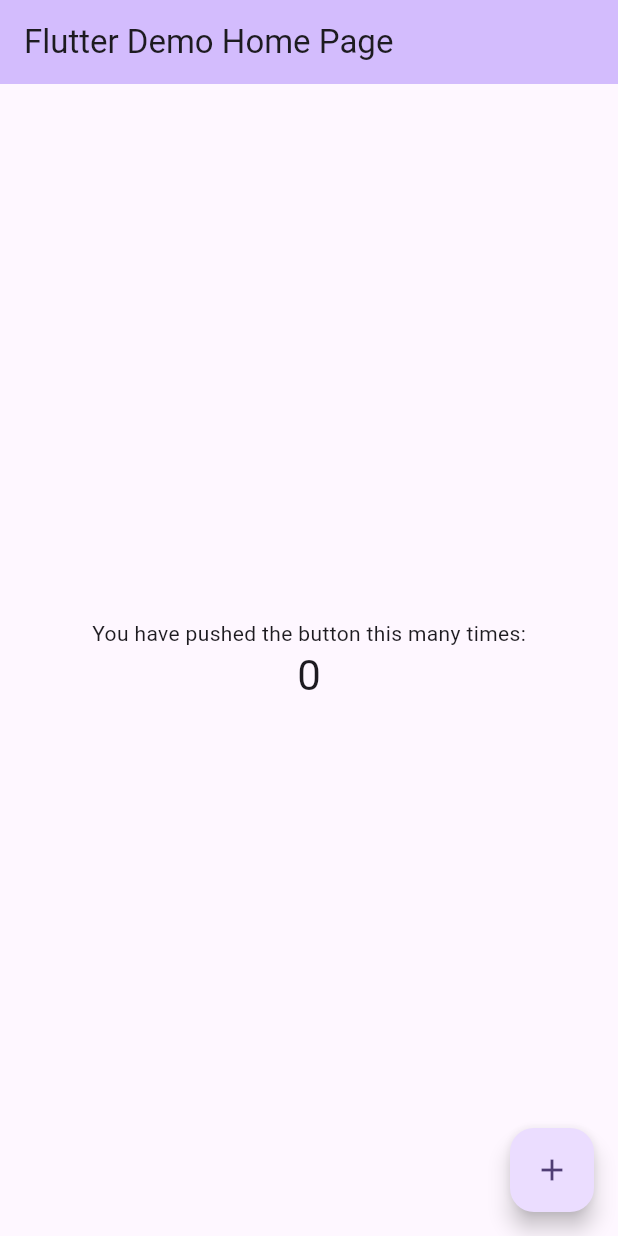
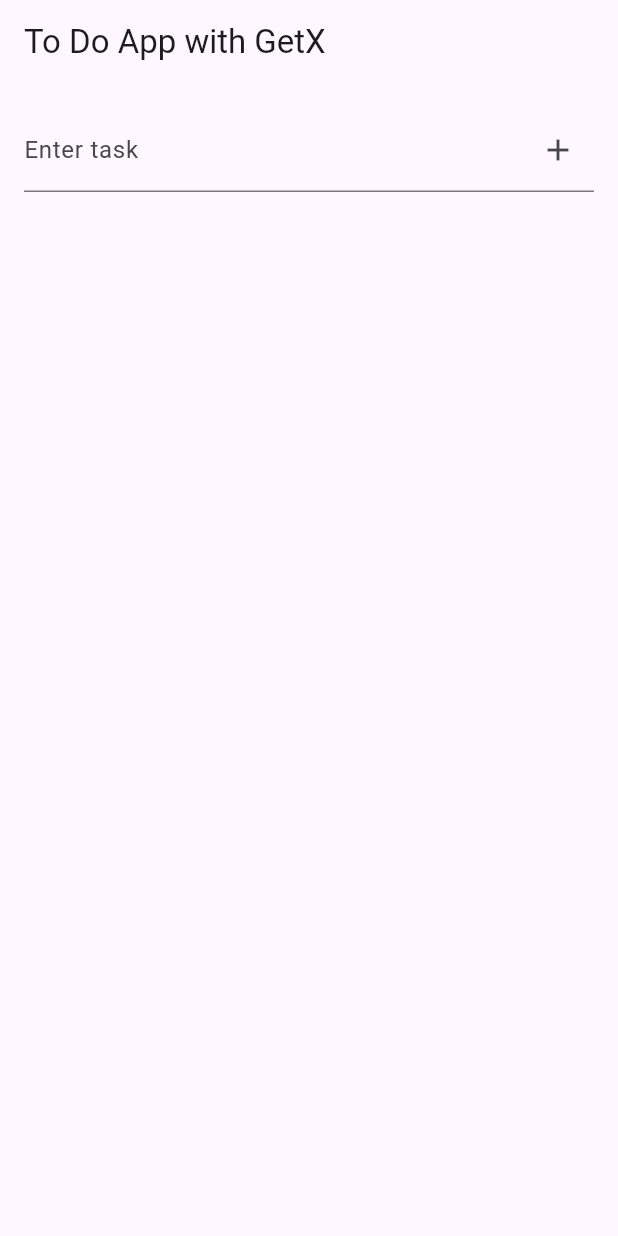
Before and after one commit to Saliou96/ToDoApp-Flutter, a Flutter app: the screen it shows after launch, on a phone screen of 412 x 824 dp. Run offline on Flutter 3.47's test engine with Material 3 defaults, Android fonts, the phone set to English and light mode, and no system bars; our stand-ins replace get.

```diff
--- /dev/null
+++ b/lib/bindings/task_binding.dart
@@ -0,0 +1,10 @@
+import 'package:get/get.dart';
+import 'package:todoapp/controllers/task_controller.dart';
+import 'package:todoapp/data/repositories/task_repository.dart';
+
+class TaskBinding extends Bindings {
+  @override
+  void dependencies() {
+    Get.lazyPut<TaskController>(() => TaskController(TaskRepository()));
+  }
+}
--- /dev/null
+++ b/lib/controllers/task_controller.dart
@@ -0,0 +1,36 @@
+import 'package:get/get.dart';
+import 'package:todoapp/data/models/task.dart';
+import 'package:todoapp/data/repositories/task_repository.dart';
+
+class TaskController extends GetxController {
+  final TaskRepository todoRepository;
+
+  TaskController(this.todoRepository);
+
+  var todos = <Task>[].obs; // Liste observable
+
+  @override
+  void onInit() {
+    todos.value = todoRepository.getTodos(); // Récupère la liste des tâches
+    super.onInit();
+  }
+
+  void addTodo(String title) {
+    if (title.isNotEmpty) {
+      var newTodo = Task(title: title);
+      todoRepository.addTodo(newTodo);
+      // todos.add(newTodo);
+    }
+  }
+
+  void removeTodoAt(int index) {
+    todoRepository.removeTodoAt(index);
+    // todos.removeAt(index);
+  }
+
+  void toggleTodoComplete(int index) {
+    todoRepository.toggleTodoComplete(index);
+    todos[index].isCompleted = !todos[index].isCompleted;
+    todos.refresh(); // Rafraîchir la liste des tâches
+  }
+}
--- /dev/null
+++ b/lib/data/models/task.dart
@@ -0,0 +1,9 @@
+class Task {
+  String title;
+  bool isCompleted;
+
+  Task({
+    required this.title,
+    this.isCompleted = false,
+  });
+}
--- /dev/null
+++ b/lib/data/repositories/task_repository.dart
@@ -0,0 +1,21 @@
+import 'package:todoapp/data/models/task.dart';
+
+class TaskRepository {
+  List<Task> tasks = [];
+
+  List<Task> getTodos() {
+    return tasks;
+  }
+
+  void addTodo(Task todo) {
+    tasks.add(todo);
+  }
+
+  void removeTodoAt(int index) {
+    tasks.removeAt(index);
+  }
+
+  void toggleTodoComplete(int index) {
+    tasks[index].isCompleted = !tasks[index].isCompleted;
+  }
+}
--- a/lib/main.dart
+++ b/lib/main.dart
@@ -1,125 +1,20 @@
 import 'package:flutter/material.dart';
+import 'package:get/get.dart';
+import 'package:todoapp/routes/app_pages.dart';
+import 'package:todoapp/routes/app_routes.dart';
 
 void main() {
-  runApp(const MyApp());
+  runApp(MyApp());
 }
 
 class MyApp extends StatelessWidget {
-  const MyApp({super.key});
-
-  // This widget is the root of your application.
   @override
   Widget build(BuildContext context) {
-    return MaterialApp(
-      title: 'Flutter Demo',
-      theme: ThemeData(
-        // This is the theme of your application.
-        //
-        // TRY THIS: Try running your application with "flutter run". You'll see
-        // the application has a purple toolbar. Then, without quitting the app,
-        // try changing the seedColor in the colorScheme below to Colors.green
-        // and then invoke "hot reload" (save your changes or press the "hot
-        // reload" button in a Flutter-supported IDE, or press "r" if you used
-        // the command line to start the app).
-        //
-        // Notice that the counter didn't reset back to zero; the application
-        // state is not lost during the reload. To reset the state, use hot
-        // restart instead.
-        //
-        // This works for code too, not just values: Most code changes can be
-        // tested with just a hot reload.
-        colorScheme: ColorScheme.fromSeed(seedColor: Colors.deepPurple),
-        useMaterial3: true,
-      ),
-      home: const MyHomePage(title: 'Flutter Demo Home Page'),
+    return GetMaterialApp(
+      debugShowCheckedModeBanner: false,
+      title: 'To Do App',
+      initialRoute: AppRoutes.todo,
+      getPages: AppPages.pages,
     );
   }
 }
-
-class MyHomePage extends StatefulWidget {
-  const MyHomePage({super.key, required this.title});
-
-  // This widget is the home page of your application. It is stateful, meaning
-  // that it has a State object (defined below) that contains fields that affect
-  // how it looks.
-
-  // This class is the configuration for the state. It holds the values (in this
-  // case the title) provided by the parent (in this case the App widget) and
-  // used by the build method of the State. Fields in a Widget subclass are
-  // always marked "final".
-
-  final String title;
-
-  @override
-  State<MyHomePage> createState() => _MyHomePageState();
-}
-
-class _MyHomePageState extends State<MyHomePage> {
-  int _counter = 0;
-
-  void _incrementCounter() {
-    setState(() {
-      // This call to setState tells the Flutter framework that something has
-      // changed in this State, which causes it to rerun the build method below
-      // so that the display can reflect the updated values. If we changed
-      // _counter without calling setState(), then the build method would not be
-      // called again, and so nothing would appear to happen.
-      _counter++;
-    });
-  }
-
-  @override
-  Widget build(BuildContext context) {
-    // This method is rerun every time setState is called, for instance as done
-    // by the _incrementCounter method above.
-    //
-    // The Flutter framework has been optimized to make rerunning build methods
-    // fast, so that you can just rebuild anything that needs updating rather
-    // than having to individually change instances of widgets.
-    return Scaffold(
-      appBar: AppBar(
-        // TRY THIS: Try changing the color here to a specific color (to
-        // Colors.amber, perhaps?) and trigger a hot reload to see the AppBar
-        // change color while the other colors stay the same.
-        backgroundColor: Theme.of(context).colorScheme.inversePrimary,
-        // Here we take the value from the MyHomePage object that was created by
-        // the App.build method, and use it to set our appbar title.
-        title: Text(widget.title),
-      ),
-      body: Center(
-        // Center is a layout widget. It takes a single child and positions it
-        // in the middle of the parent.
-        child: Column(
-          // Column is also a layout widget. It takes a list of children and
-          // arranges them vertically. By default, it sizes itself to fit its
-          // children horizontally, and tries to be as tall as its parent.
-          //
-          // Column has various properties to control how it sizes itself and
-          // how it positions its children. Here we use mainAxisAlignment to
-          // center the children vertically; the main axis here is the vertical
-          // axis because Columns are vertical (the cross axis would be
-          // horizontal).
-          //
-          // TRY THIS: Invoke "debug painting" (choose the "Toggle Debug Paint"
-          // action in the IDE, or press "p" in the console), to see the
-          // wireframe for each widget.
-          mainAxisAlignment: MainAxisAlignment.center,
-          children: <Widget>[
-            const Text(
-              'You have pushed the button this many times:',
-            ),
-            Text(
-              '$_counter',
-              style: Theme.of(context).textTheme.headlineMedium,
-            ),
-          ],
-        ),
-      ),
-      floatingActionButton: FloatingActionButton(
-        onPressed: _incrementCounter,
-        tooltip: 'Increment',
-        child: const Icon(Icons.add),
-      ), // This trailing comma makes auto-formatting nicer for build methods.
-    );
-  }
-}
--- /dev/null
+++ b/lib/routes/app_pages.dart
@@ -0,0 +1,14 @@
+import 'package:get/get.dart';
+import 'package:todoapp/bindings/task_binding.dart';
+import 'package:todoapp/ui/views/task_view.dart';
+import 'app_routes.dart';
+
+class AppPages {
+  static final pages = [
+    GetPage(
+      name: AppRoutes.todo,
+      page: () => TaskView(),
+      binding: TaskBinding(),
+    ),
+  ];
+}
--- /dev/null
+++ b/lib/routes/app_routes.dart
@@ -0,0 +1,3 @@
+class AppRoutes {
+  static const todo = '/todo';
+}
--- /dev/null
+++ b/lib/ui/views/task_view.dart
@@ -0,0 +1,70 @@
+import 'package:flutter/material.dart';
+import 'package:get/get.dart';
+import 'package:todoapp/controllers/task_controller.dart';
+
+class TaskView extends StatelessWidget {
+  final TaskController controller = Get.find<TaskController>();
+
+  @override
+  Widget build(BuildContext context) {
+    final TextEditingController textController = TextEditingController();
+
+    return Scaffold(
+      appBar: AppBar(
+        title: Text('To Do App with GetX'),
+      ),
+      body: Column(
+        children: [
+          Padding(
+            padding: const EdgeInsets.all(16.0),
+            child: TextField(
+              controller: textController,
+              decoration: InputDecoration(
+                labelText: 'Enter task',
+                suffixIcon: IconButton(
+                  icon: Icon(Icons.add),
+                  onPressed: () {
+                    controller.addTodo(textController.text);
+                    textController.clear();
+                  },
+                ),
+              ),
+            ),
+          ),
+          Expanded(
+            child: Obx(() {
+              return ListView.builder(
+                itemCount: controller.todos.length,
+                itemBuilder: (context, index) {
+                  final todo = controller.todos[index];
+                  return ListTile(
+                    title: Text(
+                      todo.title,
+                      style: TextStyle(
+                        decoration: todo.isCompleted
+                            ? TextDecoration.lineThrough
+                            : null,
+                      ),
+                    ),
+                    leading: Checkbox(
+                      value: todo.isCompleted,
+                      onChanged: (value) {
+                        controller.toggleTodoComplete(index);
+                      },
+                    ),
+                    trailing: IconButton(
+                      icon: Icon(Icons.delete),
+                      onPressed: () {
+                        controller.removeTodoAt(index);
+                      },
+                    ),
+                  );
+                },
+              );
+            }),
+          ),
+        ],
+      ),
+    );
+  }
+}
--- a/pubspec.yaml
+++ b/pubspec.yaml
@@ -35,6 +35,7 @@ dependencies:
   # The following adds the Cupertino Icons font to your application.
   # Use with the CupertinoIcons class for iOS style icons.
   cupertino_icons: ^1.0.8
+  get: ^4.6.6
 
 dev_dependencies:
   flutter_test:
```
Also changed, not shown: pubspec.lock.
